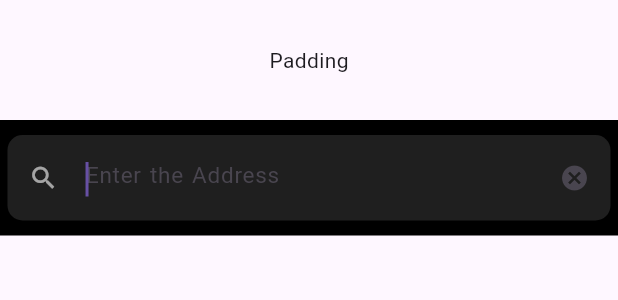
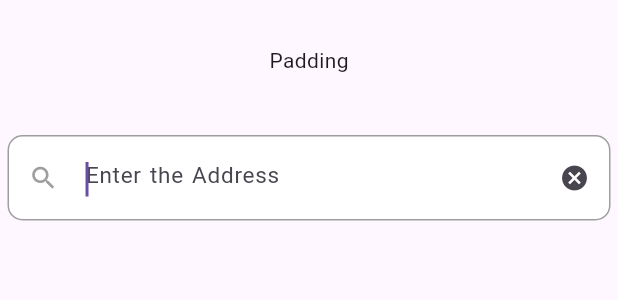
Before and after one commit to uuccu/somo, a Flutter app: the SearchScreen widget shown alone on an empty page, opened directly, on a phone screen of 412 x 824 dp. Shown: the top 300 px of the screen. Run offline on Flutter 3.47's test engine with Material 3 defaults, Android fonts, the phone set to English and light mode, and no system bars; our stand-ins replace firebase_core, get, google_maps_flutter; accounts and stored records are empty.

Commit message:
sdsd
dsdsd

```diff
--- a/lib/widget/search_box.dart
+++ b/lib/widget/search_box.dart
@@ -27,7 +27,7 @@ class _SearchScreenState extends State<SearchScreen> {
             child: Text('Padding'),
           ),
           Container(
-            color: Colors.black,
+            color: Colors.transparent,
             padding: EdgeInsets.fromLTRB(5, 10, 5, 10),
             child: Row(
               children: <Widget>[
@@ -42,10 +42,10 @@ class _SearchScreenState extends State<SearchScreen> {
                         controller: _filter,
                         decoration: InputDecoration(
                           filled: true,
-                          fillColor: Colors.white12,
+                          fillColor: Colors.white,
                           prefixIcon: Icon(
                             Icons.search,
-                            color: Colors.white60,
+                            color: Colors.grey,
                             size: 20,
                           ),
                           suffixIcon: focusNode.hasFocus
@@ -65,15 +65,18 @@ class _SearchScreenState extends State<SearchScreen> {
                           hintText: 'Enter the Address',
                           labelStyle: TextStyle(color: Colors.white),
                           focusedBorder: OutlineInputBorder(
-                              borderSide: BorderSide(color: Colors.transparent),
+                              borderSide:
+                                  BorderSide(color: Colors.grey, width: 1.0),
                               borderRadius:
                                   BorderRadius.all(Radius.circular(10))),
                           enabledBorder: OutlineInputBorder(
-                              borderSide: BorderSide(color: Colors.transparent),
+                              borderSide:
+                                  BorderSide(color: Colors.grey, width: 1.0),
                               borderRadius:
                                   BorderRadius.all(Radius.circular(10))),
                           border: OutlineInputBorder(
-                              borderSide: BorderSide(color: Colors.transparent),
+                              borderSide:
+                                  BorderSide(color: Colors.grey, width: 1.0),
                               borderRadius:
                                   BorderRadius.all(Radius.circular(10))),
                         )))
```
